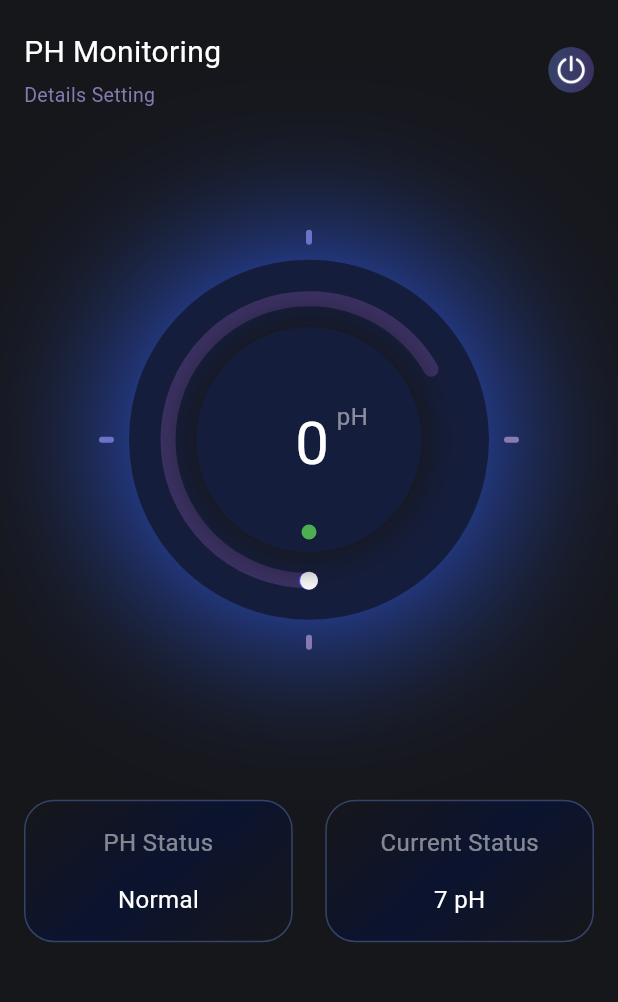
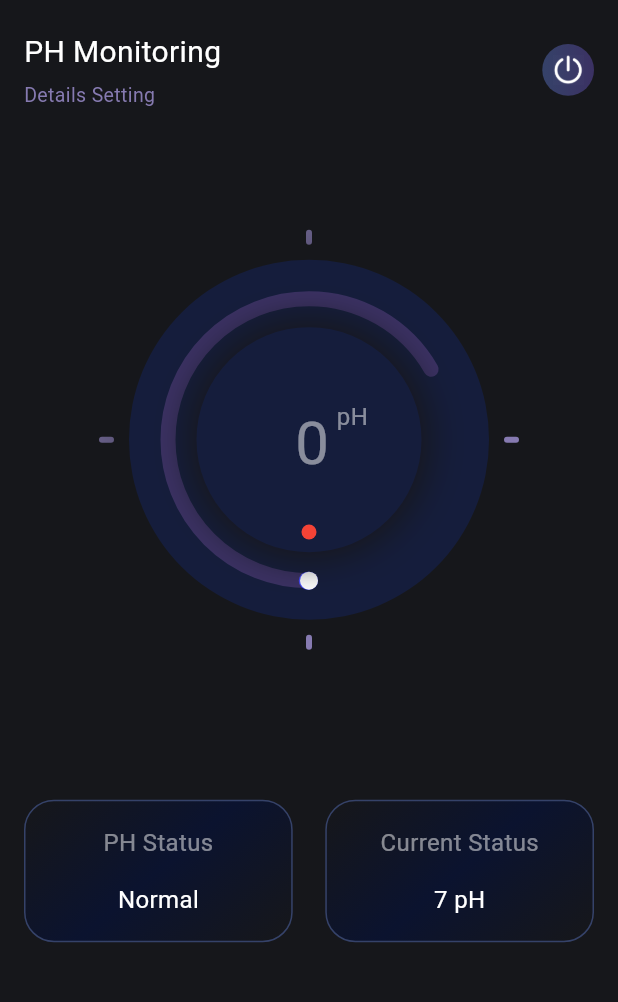
Before and after one commit to bagusirfanzah/AppMonitoring, a Flutter app: the HomeScreen screen opened by its route, after a tap on "pH Monitor", on a phone screen of 412 x 824 dp, the part 75-1077 px from its top. Run offline on Flutter 3.47's test engine with Material 3 defaults, Android fonts, the light colour scheme and no system bars; drawn by our look-alikes of sleek_circular_slider.

Commit message:
fix: some button on/off

```diff
--- a/lib/screen/home_screen.dart
+++ b/lib/screen/home_screen.dart
@@ -38,7 +38,7 @@ class _MyWidgetState extends State<HomeScreen> with TickerProviderStateMixin {
                 Row(
                   mainAxisAlignment: MainAxisAlignment.spaceEvenly,
                   children: <Widget>[
-                    AppMonitoring(
+                    MenuMonitoring(
                         text: const AppText(
                             text: "pH Monitor",
                             color: whiteColor,
@@ -55,7 +55,7 @@ class _MyWidgetState extends State<HomeScreen> with TickerProviderStateMixin {
                         ontapbutton: () {},
                         image: Image.asset("assets/icons/icononoff.png",
                             scale: 30)),
-                    AppMonitoring(
+                    MenuMonitoring(
                       text: const AppText(
                           text: "Temp Monitor",
                           color: whiteColor,
--- a/lib/screen/ph_screen.dart
+++ b/lib/screen/ph_screen.dart
@@ -1,15 +1,22 @@
 import 'package:belajar_flutter/screen/home_screen.dart';
 import 'package:belajar_flutter/utils/colors.dart';
 import 'package:belajar_flutter/widget/app_text.dart';
-import 'package:belajar_flutter/widget/button.dart';
+// import 'package:belajar_flutter/widget/button.dart';
 import 'package:belajar_flutter/widget/detail_monitor.dart';
 import 'package:belajar_flutter/widget/monitor.dart';
 import 'package:flutter/material.dart';
 
-class PhScreen extends StatelessWidget {
+class PhScreen extends StatefulWidget {
   static const routeName = 'ph_screen';
 
   const PhScreen({super.key});
+
+  @override
+  State<PhScreen> createState() => _PhScreenState();
+}
+
+class _PhScreenState extends State<PhScreen> {
+  bool isClick = false;
 
   @override
   Widget build(BuildContext context) {
@@ -25,7 +32,8 @@ class PhScreen extends StatelessWidget {
                 children: [
                   InkWell(
                       onTap: () {
-                        Navigator.pushReplacementNamed(context, HomeScreen.routeName);
+                        Navigator.pushReplacementNamed(
+                            context, HomeScreen.routeName);
                       },
                       child:
                           Image.asset("assets/icons/iconback.png", scale: 15)),
@@ -52,15 +60,44 @@ class PhScreen extends StatelessWidget {
                           fontWeight: FontWeight.normal)
                     ],
                   ),
-                  Button(
-                      image: Image.asset(
+                  InkWell(
+                    onTap: () {
+                      setState(() {
+                        isClick = !isClick;
+                      });
+                    },
+                    child: Container(
+                        padding: const EdgeInsets.symmetric(
+                            vertical: 7, horizontal: 7),
+                        decoration: BoxDecoration(
+                            shape: BoxShape.circle,
+                            gradient: isClick
+                                ? const LinearGradient(
+                                    begin: Alignment.centerLeft,
+                                    end: Alignment.centerRight,
+                                    colors: [
+                                      blueColor,
+                                      purpleColor,
+                                    ],
+                                  )
+                                : const LinearGradient(
+                                    begin: Alignment.centerLeft,
+                                    end: Alignment.centerRight,
+                                    colors: [
+                                      darkgreyColor,
+                                      lightgreyColor,
+                                    ],
+                                  )),
+                        child: Image.asset(
                           "assets/icons/icononoff.png",
                           scale: 25,
                         )),
+                  )
                 ],
               ),
               const SizedBox(height: 80),
-              const Monitor(
+              Monitor(
+                isClick: isClick,
                 textMonitor: "pH",
               ),
               const SizedBox(height: 100),
@@ -77,7 +114,6 @@ class PhScreen extends StatelessWidget {
                   )
                 ],
               ),
-
             ],
           ),
         ),
--- a/lib/widget/button.dart
+++ b/lib/widget/button.dart
@@ -3,32 +3,33 @@ import 'package:flutter/material.dart';
 
 class Button extends StatefulWidget {
   final dynamic image;
+  final VoidCallback onTap;
 
-  const Button({
-    super.key,
-    required this.image
-    });
+  const Button({super.key, required this.image, required this.onTap});
 
   @override
   State<Button> createState() => _ButtonState();
 }
 
 class _ButtonState extends State<Button> {
-  bool isOn = false;
+  final bool isOn = false;
+   bool isClick = false;
+
   @override
   Widget build(BuildContext context) {
     return InkWell(
                     onTap: () {
                       setState(() {
-          isOn = !isOn;
+                        isClick = !isClick;
                       });
                     },
                     child: Container(
-        padding: const EdgeInsets.symmetric(vertical: 5, horizontal: 5),
+                        padding: const EdgeInsets.symmetric(
+                            vertical: 7, horizontal: 7),
                         decoration: BoxDecoration(
                             shape: BoxShape.circle,
-            gradient: isOn
-                ?  const LinearGradient(
+                            gradient: isClick
+                                ? const LinearGradient(
                                     begin: Alignment.centerLeft,
                                     end: Alignment.centerRight,
                                     colors: [
@@ -36,7 +37,7 @@ class _ButtonState extends State<Button> {
                                       purpleColor,
                                     ],
                                   )
-                :  const LinearGradient(
+                                : const LinearGradient(
                                     begin: Alignment.centerLeft,
                                     end: Alignment.centerRight,
                                     colors: [
@@ -44,8 +45,10 @@ class _ButtonState extends State<Button> {
                                       lightgreyColor,
                                     ],
                                   )),
-        child: widget.image,
-      ),
+                        child: Image.asset(
+                          "assets/icons/icononoff.png",
+                          scale: 25,
+                        )),
                   );
   }
 }
--- a/lib/widget/menu_monitoring.dart
+++ b/lib/widget/menu_monitoring.dart
@@ -1,15 +1,16 @@
 import 'package:belajar_flutter/utils/colors.dart';
 import 'package:belajar_flutter/widget/app_text.dart';
-import 'package:belajar_flutter/widget/button.dart';
 import 'package:flutter/material.dart';
 
-class AppMonitoring extends StatefulWidget {
+// import 'package:belajar_flutter/widget/button.dart';
+
+class MenuMonitoring extends StatefulWidget {
   final dynamic image;
   final AppText text;
   final AppText detailText;
   final VoidCallback ontap;
   final VoidCallback ontapbutton;
-  const AppMonitoring(
+  const MenuMonitoring(
       {super.key,
       required this.text,
       required this.detailText,
@@ -18,11 +19,11 @@ class AppMonitoring extends StatefulWidget {
       required this.image});
 
   @override
-  State<AppMonitoring> createState() => _AppMonitoringState();
+  State<MenuMonitoring> createState() => _MenuMonitoringState();
 }
 
-class _AppMonitoringState extends State<AppMonitoring> {
-  bool isOn = false;
+class _MenuMonitoringState extends State<MenuMonitoring> {
+  bool isClick = false;
   @override
   Widget build(BuildContext context) {
     Size size = MediaQuery.of(context).size;
@@ -33,11 +34,13 @@ class _AppMonitoringState extends State<AppMonitoring> {
         height: 120,
         width: size.width / 2.3,
         decoration: BoxDecoration(
-            gradient: isOn
+            gradient: isClick
                 ? const LinearGradient(
                     begin: Alignment.bottomRight,
                     end: Alignment.topLeft,
                     colors: [
+                      darkgreyColor,
+                      blackColor,
                       blackColor,
                     ],
                   )
@@ -45,7 +48,6 @@ class _AppMonitoringState extends State<AppMonitoring> {
                     begin: Alignment.bottomRight,
                     end: Alignment.topLeft,
                     colors: [
-                      darkgreyColor,
                       blackColor,
                       blackColor,
                     ],
@@ -56,6 +58,7 @@ class _AppMonitoringState extends State<AppMonitoring> {
               ),
               alignment: Alignment.topLeft,
               scale: 20,
+              opacity: 90,
             ),
             color: blackColor,
             borderRadius: BorderRadius.circular(15),
@@ -70,7 +73,40 @@ class _AppMonitoringState extends State<AppMonitoring> {
                   crossAxisAlignment: CrossAxisAlignment.start,
                   children: [widget.text, widget.detailText],
                 ),
-                isOn ? Button(image: widget.image) : Button(image: widget.image)
+                InkWell(
+                  onTap: () {
+                    setState(() {
+                      isClick = !isClick;
+                    });
+                  },
+                  child: Container(
+                      padding: const EdgeInsets.symmetric(
+                          vertical: 7, horizontal: 7),
+                      decoration: BoxDecoration(
+                          shape: BoxShape.circle,
+                          gradient: isClick
+                              ? const LinearGradient(
+                                  begin: Alignment.centerLeft,
+                                  end: Alignment.centerRight,
+                                  colors: [
+                                    blueColor,
+                                    purpleColor,
+                                  ],
+                                )
+                              : const LinearGradient(
+                                  begin: Alignment.centerLeft,
+                                  end: Alignment.centerRight,
+                                  colors: [
+                                    darkgreyColor,
+                                    lightgreyColor,
+                                  ],
+                                )),
+                      child: Image.asset(
+                        "assets/icons/icononoff.png",
+                        scale: 25,
+                      )),
+                )
+                // Button( onTap: (){},image: widget.image) : Button( onTap: () {},image: widget.image)
               ],
             )
           ],
--- a/lib/widget/monitor.dart
+++ b/lib/widget/monitor.dart
@@ -4,12 +4,14 @@ import 'package:flutter/material.dart';
 import 'package:sleek_circular_slider/sleek_circular_slider.dart';
 
 class Monitor extends StatelessWidget {
-  final String textMonitor;
-
   const Monitor({
     super.key,
+    required this.isClick,
     required this.textMonitor,
   });
+
+  final bool isClick;
+  final String textMonitor;
 
   @override
   Widget build(BuildContext context) {
@@ -37,9 +39,11 @@ class Monitor extends StatelessWidget {
             Container(
               padding: const EdgeInsets.all(20),
               margin: const EdgeInsets.all(10),
-              decoration: const BoxDecoration(
+              decoration: BoxDecoration(
                 boxShadow: [
-                  BoxShadow(color: blueColor, blurRadius: 100),
+                  BoxShadow(
+                      color: isClick ? blueColor : blackColor,
+                      blurRadius: 100),
                 ],
                 color: darkgreyColor3,
                 shape: BoxShape.circle,
@@ -52,7 +56,11 @@ class Monitor extends StatelessWidget {
                     customColors: CustomSliderColors(
                       trackColor: lightgreyColor,
                       dotColor: whiteColor,
-                      progressBarColors: [purpleColor, blueColor, purpleColor],
+                      progressBarColors: [
+                        purpleColor,
+                        blueColor,
+                        purpleColor
+                      ],
                     ),
                     customWidths: CustomSliderWidths(
                       trackWidth: 10,
@@ -66,7 +74,9 @@ class Monitor extends StatelessWidget {
                     decoration: const BoxDecoration(
                       boxShadow: [
                         BoxShadow(
-                            color: blackColor, blurRadius: 20, spreadRadius: 5),
+                            color: blackColor,
+                            blurRadius: 20,
+                            spreadRadius: 5),
                       ],
                       color: darkgreyColor3,
                       shape: BoxShape.circle,
@@ -79,10 +89,13 @@ class Monitor extends StatelessWidget {
                           mainAxisAlignment: MainAxisAlignment.center,
                           children: [
                             Padding(
-                          padding: const EdgeInsets.only(left: 30),
+                              padding:
+                                  const EdgeInsets.only(left: 30),
                               child: AppText(
                                   text: "${percentage.toInt()}",
-                              color: whiteColor,
+                                  color: isClick
+                                      ? whiteColor
+                                      : greyColor2,
                                   fontSize: 40,
                                   fontWeight: FontWeight.bold),
                             ),
@@ -101,9 +114,10 @@ class Monitor extends StatelessWidget {
                         Container(
                           height: 10,
                           width: 10,
-                          decoration: const BoxDecoration(
+                          decoration: BoxDecoration(
                             shape: BoxShape.circle,
-                            color: Colors.green
+                            color:
+                                isClick ? Colors.green : Colors.red,
                           ),
                         )
                       ],
```
Also changed, not shown: lib/screen/temperature_screen.dart (+46 -12 lines), assets/icons/iconph.png, assets/icons/iconsuhu.png. Lines whose indentation alone changed are shown as unchanged.
